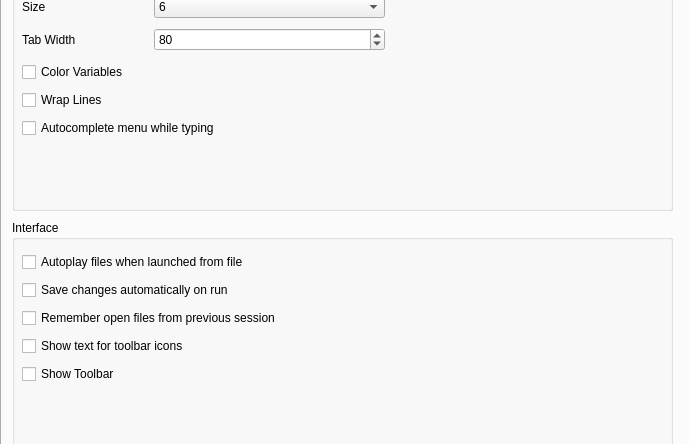
CsoundQt/CsoundQt, file src/configdialog.ui: the form before one commit; both pictures show x 0 to 689 and y 106 to 550 of the 689 by 654 pixel window.
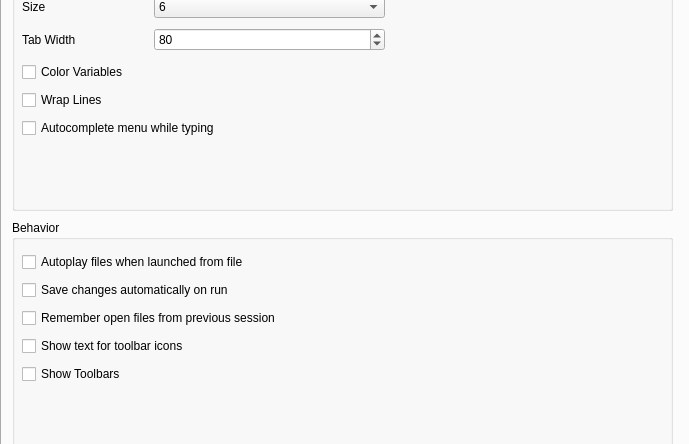
The form after the commit.

```diff
--- a/src/configdialog.ui
+++ b/src/configdialog.ui
@@ -1187,7 +1187,7 @@
         <x>10</x>
         <y>130</y>
         <width>641</width>
-        <height>81</height>
+        <height>83</height>
        </rect>
       </property>
       <layout class="QVBoxLayout" name="_3">
@@ -1228,7 +1228,7 @@
       </rect>
      </property>
      <property name="title">
-      <string>Interface</string>
+      <string>Behavior</string>
      </property>
      <widget class="QWidget" name="layoutWidget">
       <property name="geometry">
@@ -1277,7 +1277,7 @@
        <item>
         <widget class="QCheckBox" name="toolbarCheckBox">
          <property name="text">
-          <string>Show Toolbar</string>
+          <string>Show Toolbars</string>
          </property>
         </widget>
        </item>
```
Left out of the diff: 4 changed lines with no effect on the pictures.
